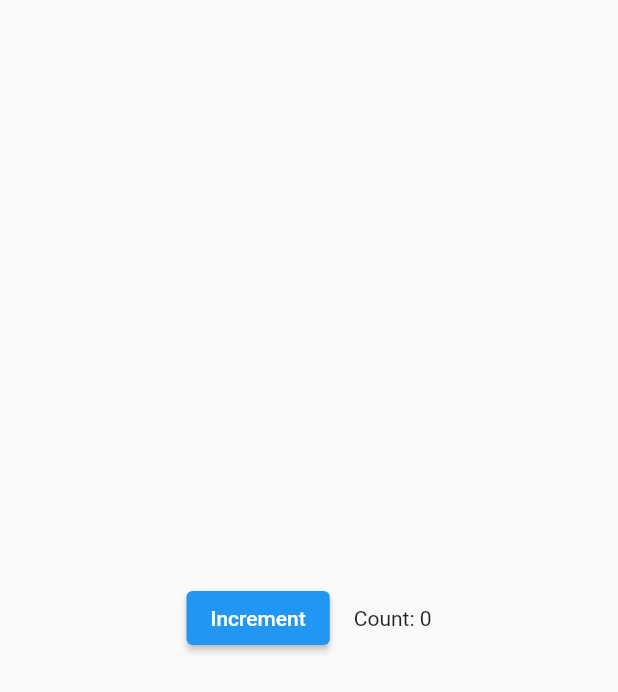
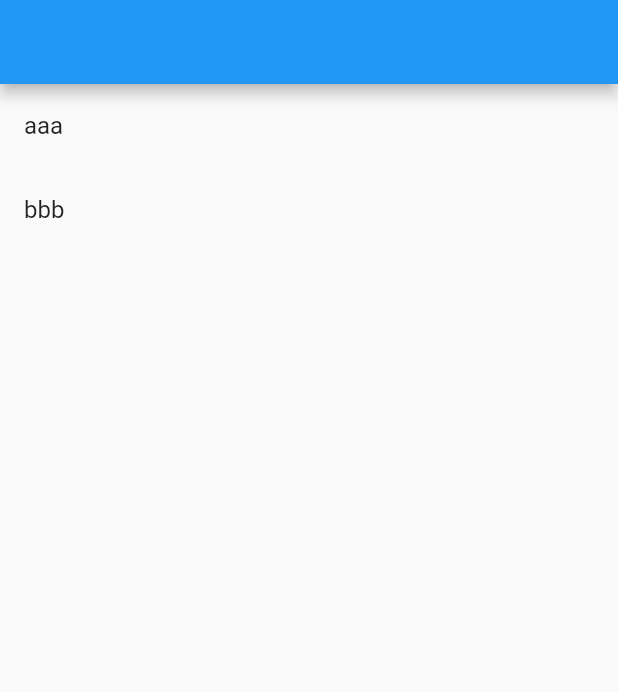
Before and after one commit to drsmile1001/flutter_practice, a Flutter app: the screen it shows after launch, on a phone screen of 412 x 824 dp. Shown: the top 692 px of the screen. Run offline on Flutter 3.47's test engine with Material 2 defaults, Android fonts, the phone set to English and light mode, and no system bars.

Commit message:
feat: 實踐以根狀態爲基的路由

```diff
--- a/lib/main.dart
+++ b/lib/main.dart
@@ -52,14 +52,64 @@ class _CounterState extends State<Counter> {
   }
 }
 
+class MyApp extends StatefulWidget {
+  @override
+  _MyAppState createState() => _MyAppState();
+}
+
+class _MyAppState extends State<MyApp> {
+  String? _selectedPage;
+
+  @override
+  Widget build(BuildContext context) {
+    return MaterialApp(
+        title: 'Practice',
+        home: Navigator(
+          pages: [
+            MaterialPage(
+                key: ValueKey('ListPage'),
+                child: MenuScreen(
+                  pageNames: ["aaa", "bbb"],
+                  onTapped: (page) {
+                    setState(() {
+                      _selectedPage = page;
+                    });
+                  },
+                )),
+            if (_selectedPage != null)
+              MaterialPage(
+                  key: ValueKey(_selectedPage),
+                  child: Scaffold(appBar: AppBar(), body: Text(_selectedPage!)))
+          ],
+          onPopPage: (route, result) {
+            if (!route.didPop(result)) return false;
+            setState(() {
+              _selectedPage = null;
+            });
+            return true;
+          },
+        ));
+  }
+}
+
+class MenuScreen extends StatelessWidget {
+  final List<String> pageNames;
+  final ValueChanged<String> onTapped;
+  MenuScreen({required this.pageNames, required this.onTapped});
+
+  @override
+  Widget build(BuildContext context) {
+    return Scaffold(
+        appBar: AppBar(),
+        body: ListView(
+          children: pageNames
+              .map((name) =>
+                  ListTile(title: Text(name), onTap: () => onTapped(name)))
+              .toList(),
+        ));
+  }
+}
+
 void main() {
-  runApp(
-    MaterialApp(
-      home: Scaffold(
-        body: Center(
-          child: Counter(),
-        ),
-      ),
-    ),
-  );
+  runApp(MyApp());
 }
```
Also changed, not shown: 1 other file.
